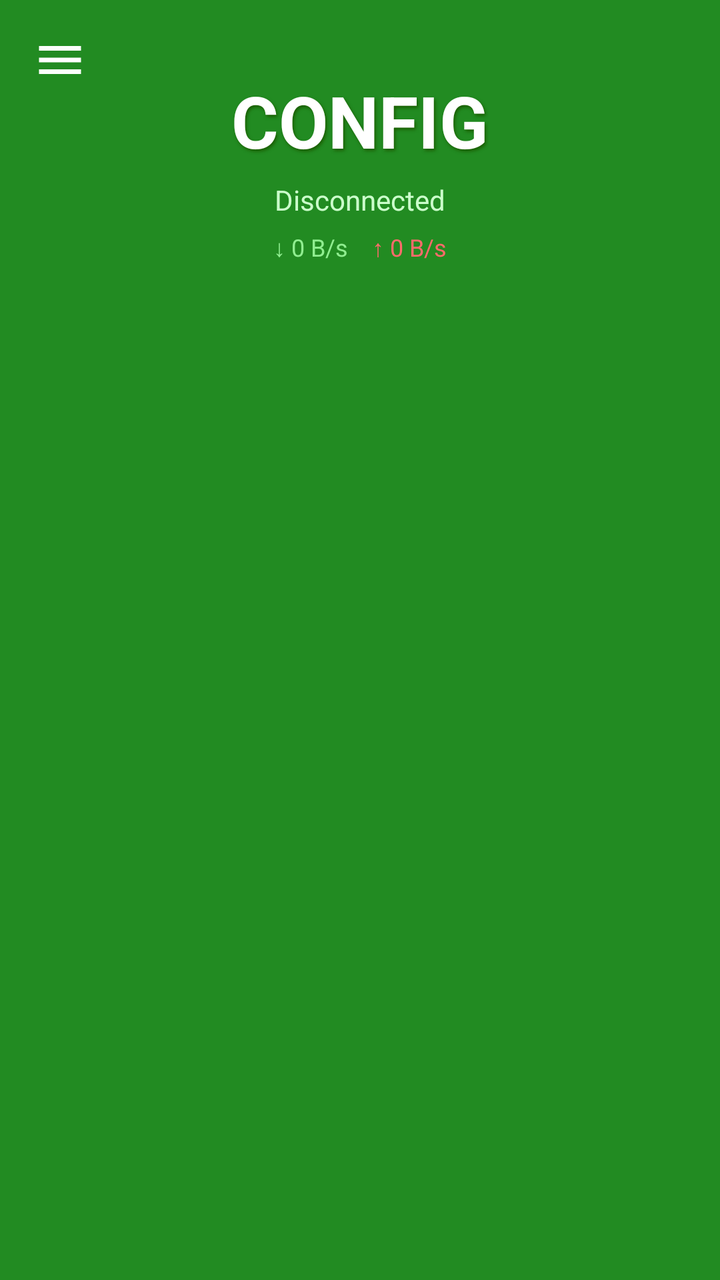
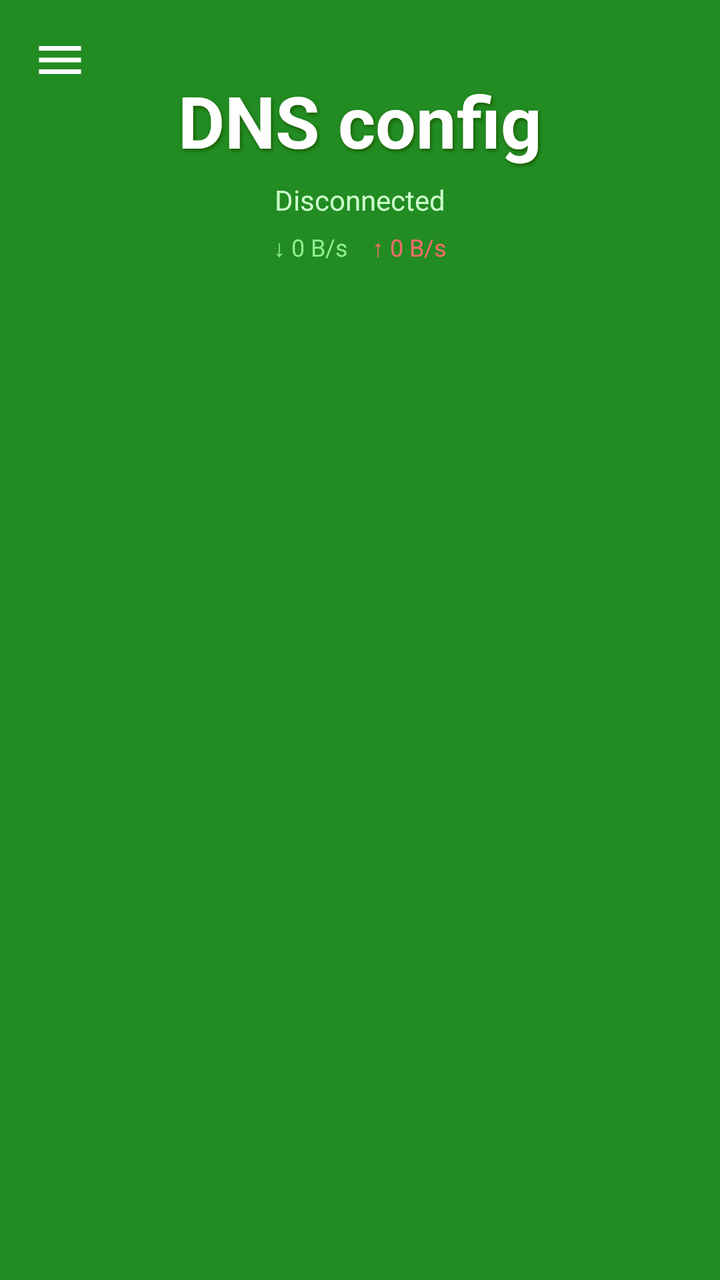

An Android layout rendered at two revisions. The XML below is the earlier revision; the diff shows what the commit changed to produce the second picture.
<!-- AndroidManifest.xml: application theme Theme.Config -->
<!-- res/layout/activity_main.xml -->
<?xml version="1.0" encoding="utf-8"?>
<FrameLayout
    xmlns:android="http://schemas.android.com/apk/res/android"
    xmlns:app="http://schemas.android.com/apk/res-auto"
    android:layout_width="match_parent"
    android:layout_height="match_parent"
    android:background="#228B22">

    <LinearLayout
        android:layout_width="match_parent"
        android:layout_height="match_parent"
        android:orientation="vertical"
        android:gravity="center_horizontal"
        android:padding="16dp">

        <TextView
            android:layout_width="wrap_content"
            android:layout_height="wrap_content"
            android:text="CONFIG"
            android:textSize="36sp"
            android:textStyle="bold"
            android:textColor="@android:color/white"
            android:shadowColor="#1a5c00"
            android:shadowDx="2"
            android:shadowDy="3"
            android:shadowRadius="4"
            android:layout_marginTop="20dp" />

        <TextView
            android:id="@+id/tvStatus"
            android:layout_width="wrap_content"
            android:layout_height="wrap_content"
            android:text="Disconnected"
            android:textSize="14sp"
            android:textColor="#ccffcc"
            android:layout_marginTop="6dp" />

        <LinearLayout
            android:layout_width="wrap_content"
            android:layout_height="wrap_content"
            android:orientation="horizontal"
            android:layout_marginTop="6dp"
            android:gravity="center">

            <TextView
                android:id="@+id/tvTrafficDown"
                android:layout_width="wrap_content"
                android:layout_height="wrap_content"
                android:text="↓ 0 B/s"
                android:textSize="12sp"
                android:textColor="#90EE90"
                android:layout_marginEnd="12dp" />

            <TextView
                android:id="@+id/tvTrafficUp"
                android:layout_width="wrap_content"
                android:layout_height="wrap_content"
                android:text="↑ 0 B/s"
                android:textSize="12sp"
                android:textColor="#FF6B6B" />
        </LinearLayout>

        <androidx.recyclerview.widget.RecyclerView
            android:id="@+id/rvServers"
            android:layout_width="match_parent"
            android:layout_height="0dp"
            android:layout_weight="1"
            android:layout_marginTop="16dp"
            android:overScrollMode="always" />

    </LinearLayout>

    <ImageView
        android:id="@+id/ivMenu"
        android:layout_width="28dp"
        android:layout_height="28dp"
        android:layout_gravity="start|top"
        android:layout_marginStart="16dp"
        android:layout_marginTop="16dp"
        android:src="@drawable/ic_menu"
        android:clickable="true"
        android:focusable="true"
        android:contentDescription="Menu" />

</FrameLayout>
<!-- resources referenced by this layout -->
<resources>
  <!-- drawable ic_menu (drawable) -->
  <?xml version="1.0" encoding="utf-8"?>
  <vector xmlns:android="http://schemas.android.com/apk/res/android"
      android:width="24dp"
      android:height="24dp"
      android:viewportWidth="24"
      android:viewportHeight="24"
      android:tint="@android:color/white">
      <path
          android:fillColor="@android:color/white"
          android:pathData="M3,18h18v-2L3,16v2zM3,13h18v-2L3,11v2zM3,6v2h18L21,6L3,6z"/>
  </vector>
  <style name="Theme.Config" parent="Theme.MaterialComponents.DayNight.NoActionBar">
          <item name="colorPrimary">@color/green_500</item>
          <item name="colorPrimaryVariant">@color/green_700</item>
          <item name="colorOnPrimary">@color/white</item>
          <item name="colorSecondary">@color/lime_200</item>
          <item name="colorSecondaryVariant">@color/lime_500</item>
          <item name="colorOnSecondary">@color/black</item>
          <item name="android:statusBarColor">@color/green_700</item>
          <item name="android:navigationBarColor">@color/black</item>
          <item name="android:windowBackground">@color/green_700</item>
      </style>
  <color name="green_500">#FF32CD32</color>
  <color name="green_700">#FF228B22</color>
  <color name="white">#FFFFFFFF</color>
  <color name="lime_200">#FFADFF2F</color>
  <color name="lime_500">#FF7CFC00</color>
  <color name="black">#FF000000</color>
</resources>

<!-- the commit's change to res/layout/activity_main.xml (unified diff, before → after) -->
@@ -1,85 +1,123 @@
 <?xml version="1.0" encoding="utf-8"?>
-<FrameLayout
+<androidx.drawerlayout.widget.DrawerLayout
     xmlns:android="http://schemas.android.com/apk/res/android"
     xmlns:app="http://schemas.android.com/apk/res-auto"
+    android:id="@+id/drawerLayout"
     android:layout_width="match_parent"
     android:layout_height="match_parent"
-    android:background="#228B22">
-
-    <LinearLayout
+    android:fitsSystemWindows="true">
+    <FrameLayout
         android:layout_width="match_parent"
         android:layout_height="match_parent"
-        android:orientation="vertical"
-        android:gravity="center_horizontal"
-        android:padding="16dp">
-
-        <TextView
-            android:layout_width="wrap_content"
-            android:layout_height="wrap_content"
-            android:text="CONFIG"
-            android:textSize="36sp"
-            android:textStyle="bold"
-            android:textColor="@android:color/white"
-            android:shadowColor="#1a5c00"
-            android:shadowDx="2"
-            android:shadowDy="3"
-            android:shadowRadius="4"
-            android:layout_marginTop="20dp" />
-
-        <TextView
-            android:id="@+id/tvStatus"
-            android:layout_width="wrap_content"
-            android:layout_height="wrap_content"
-            android:text="Disconnected"
-            android:textSize="14sp"
-            android:textColor="#ccffcc"
-            android:layout_marginTop="6dp" />
-
+        android:background="#228B22">
         <LinearLayout
-            android:layout_width="wrap_content"
-            android:layout_height="wrap_content"
-            android:orientation="horizontal"
-            android:layout_marginTop="6dp"
-            android:gravity="center">
-
+            android:layout_width="match_parent"
+            android:layout_height="match_parent"
+            android:orientation="vertical"
+            android:gravity="center_horizontal"
+            android:padding="16dp">
             <TextView
-                android:id="@+id/tvTrafficDown"
                 android:layout_width="wrap_content"
                 android:layout_height="wrap_content"
-                android:text="↓ 0 B/s"
-                android:textSize="12sp"
-                android:textColor="#90EE90"
-                android:layout_marginEnd="12dp" />
-
+                android:text="DNS config"
+                android:textSize="36sp"
+                android:textStyle="bold"
+                android:textColor="@android:color/white"
+                android:shadowColor="#1a5c00"
+                android:shadowDx="2"
+                android:shadowDy="3"
+                android:shadowRadius="4"
+                android:layout_marginTop="20dp" />
             <TextView
-                android:id="@+id/tvTrafficUp"
+                android:id="@+id/tvStatus"
                 android:layout_width="wrap_content"
                 android:layout_height="wrap_content"
-                android:text="↑ 0 B/s"
-                android:textSize="12sp"
-                android:textColor="#FF6B6B" />
+                android:text="Disconnected"
+                android:textSize="14sp"
+                android:textColor="#ccffcc"
+                android:layout_marginTop="6dp" />
+            <LinearLayout
+                android:layout_width="wrap_content"
+                android:layout_height="wrap_content"
+                android:orientation="horizontal"
+                android:layout_marginTop="6dp"
+                android:gravity="center">
+                <TextView
+                    android:id="@+id/tvTrafficDown"
+                    android:layout_width="wrap_content"
+                    android:layout_height="wrap_content"
+                    android:text="↓ 0 B/s"
+                    android:textSize="12sp"
+                    android:textColor="#90EE90"
+                    android:layout_marginEnd="12dp" />
+                <TextView
+                    android:id="@+id/tvTrafficUp"
+                    android:layout_width="wrap_content"
+                    android:layout_height="wrap_content"
+                    android:text="↑ 0 B/s"
+                    android:textSize="12sp"
+                    android:textColor="#FF6B6B" />
+            </LinearLayout>
+            <androidx.recyclerview.widget.RecyclerView
+                android:id="@+id/rvServers"
+                android:layout_width="match_parent"
+                android:layout_height="0dp"
+                android:layout_weight="1"
+                android:layout_marginTop="16dp"
+                android:overScrollMode="always" />
         </LinearLayout>
-
-        <androidx.recyclerview.widget.RecyclerView
-            android:id="@+id/rvServers"
-            android:layout_width="match_parent"
-            android:layout_height="0dp"
-            android:layout_weight="1"
+        <ImageView
+            android:id="@+id/ivMenu"
+            android:layout_width="28dp"
+            android:layout_height="28dp"
+            android:layout_gravity="start|top"
+            android:layout_marginStart="16dp"
             android:layout_marginTop="16dp"
-            android:overScrollMode="always" />
-
-    </LinearLayout>
-
+            android:src="@drawable/ic_menu"
+            android:clickable="true"
+            android:focusable="true"
+            android:contentDescription="Menu" />
+    </FrameLayout>
+    <com.google.android.material.navigation.NavigationView
+        android:id="@+id/navView"
+        android:layout_width="280dp"
+        android:layout_height="match_parent"
+        android:layout_gravity="start"
+        android:background="#228B22"
+        app:headerLayout="@layout/nav_header"
+        app:menu="@menu/drawer_menu"
+        app:itemTextColor="@android:color/white"
+        app:itemIconTint="@android:color/white"
+        app:itemBackground="@drawable/nav_item_bg" />
+</androidx.drawerlayout.widget.DrawerLayout>
+<!-- res/layout/nav_header.xml (included above) -->
+<?xml version="1.0" encoding="utf-8"?>
+<LinearLayout
+    xmlns:android="http://schemas.android.com/apk/res/android"
+    android:layout_width="match_parent"
+    android:layout_height="180dp"
+    android:orientation="vertical"
+    android:gravity="center"
+    android:background="#1a5c00"
+    android:padding="24dp">
     <ImageView
-        android:id="@+id/ivMenu"
-        android:layout_width="28dp"
-        android:layout_height="28dp"
-        android:layout_gravity="start|top"
-        android:layout_marginStart="16dp"
-        android:layout_marginTop="16dp"
-        android:src="@drawable/ic_menu"
-        android:clickable="true"
-        android:focusable="true"
-        android:contentDescription="Menu" />
-
-</FrameLayout>
+        android:layout_width="72dp"
+        android:layout_height="72dp"
+        android:src="@mipmap/ic_launcher_round"
+        android:contentDescription="App icon" />
+    <TextView
+        android:layout_width="wrap_content"
+        android:layout_height="wrap_content"
+        android:text="DNS config"
+        android:textSize="24sp"
+        android:textStyle="bold"
+        android:textColor="@android:color/white"
+        android:layout_marginTop="12dp" />
+    <TextView
+        android:layout_width="wrap_content"
+        android:layout_height="wrap_content"
+        android:text="VPN Manager"
+        android:textSize="14sp"
+        android:textColor="#90EE90"
+        android:layout_marginTop="4dp" />
+</LinearLayout>
<!-- resource entries referenced after the edit -->
@@ -12,6 +12,13 @@
           android:fillColor="@android:color/white"
           android:pathData="M3,18h18v-2L3,16v2zM3,13h18v-2L3,11v2zM3,6v2h18L21,6L3,6z"/>
   </vector>
+  <!-- drawable nav_item_bg (drawable) -->
+  <?xml version="1.0" encoding="utf-8"?>
+  <selector xmlns:android="http://schemas.android.com/apk/res/android">
+      <item android:drawable="@drawable/nav_item_selected" android:state_checked="true" />
+      <item android:drawable="@android:color/transparent" />
+  </selector>
+  <!-- mipmap ic_launcher_round: png bitmap (mipmap-hdpi, 3134 bytes) -->
   <style name="Theme.Config" parent="Theme.MaterialComponents.DayNight.NoActionBar">
           <item name="colorPrimary">@color/green_500</item>
           <item name="colorPrimaryVariant">@color/green_700</item>
@@ -23,6 +30,12 @@
           <item name="android:navigationBarColor">@color/black</item>
           <item name="android:windowBackground">@color/green_700</item>
       </style>
+  <!-- drawable nav_item_selected (drawable) -->
+  <?xml version="1.0" encoding="utf-8"?>
+  <shape xmlns:android="http://schemas.android.com/apk/res/android" android:shape="rectangle">
+      <solid android:color="#32CD32" />
+      <corners android:radius="8dp" />
+  </shape>
   <color name="green_500">#FF32CD32</color>
   <color name="green_700">#FF228B22</color>
   <color name="white">#FFFFFFFF</color>
